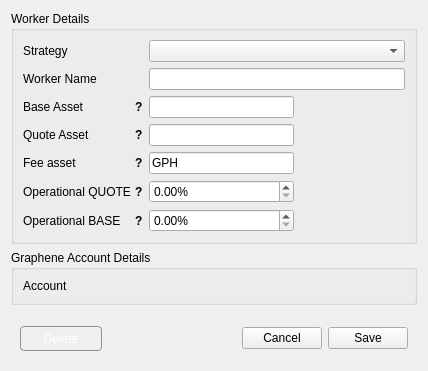
Before: the Qt Designer form dexbot/views/ui/edit_worker_window.ui in peerplays-network/DEXBot, drawn with Qt 5.
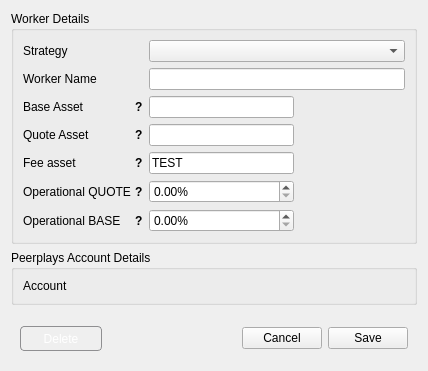
After: the same form once the commit is applied.

Commit message: Peerplays adpated

What changed in the file:
```diff
--- a/dexbot/views/ui/edit_worker_window.ui
+++ b/dexbot/views/ui/edit_worker_window.ui
@@ -375,7 +375,7 @@
          </size>
         </property>
         <property name="text">
-         <string>GPH</string>
+         <string>TEST</string>
         </property>
        </widget>
       </item>
@@ -659,7 +659,7 @@
    <item>
     <widget class="QGroupBox" name="groupBox_2">
      <property name="title">
-      <string>Graphene Account Details</string>
+      <string>Peerplays Account Details</string>
      </property>
      <layout class="QFormLayout" name="formLayout_2">
       <property name="rowWrapPolicy">
```
The commit also changes 13 other files.
